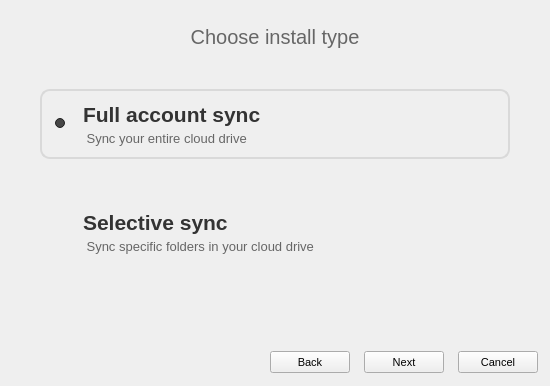
First picture: the form in Source/MEGASync/gui/SetupWizard.ui, repository meganz/MEGAsync, before the edit.
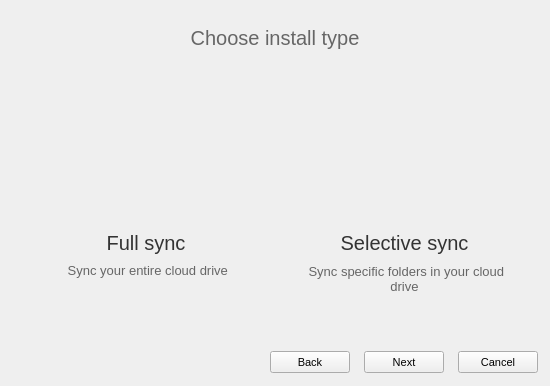
Second picture: the form after the edit. The open tabs and pages were chosen to show the change. Icons and pictures are not drawn.

Commit message: Sync mode selection GUI (setup assistant)

The edit to the form file:
```diff
--- a/Source/MEGASync/gui/SetupWizard.ui
+++ b/Source/MEGASync/gui/SetupWizard.ui
@@ -63,14 +63,7 @@
 	color: red;
 }
 
-#wTypicalSetup
-{
-	background: rgb(242,242,242);
-	border: 2px solid rgb(217, 217, 217);
-	border-radius: 10px;
-}
-
-#wAdvancedSetup
+#wAdvancedSetup, #wTypicalSetup
 {
 	background: transparent;
 }
@@ -110,10 +103,6 @@
 	margin-left: -2px;
 }
 
-#rAdvancedSetup, #rTypicalSetup
-{
-	padding-top: -2px;
-}
 #lLocalFolder, #lMegaFolder
 {
 	margin-top:2px;	
@@ -705,29 +694,35 @@
       </property>
       <layout class="QVBoxLayout" name="verticalLayout_5">
        <property name="spacing">
-        <number>40</number>
+        <number>20</number>
        </property>
        <property name="leftMargin">
-        <number>40</number>
+        <number>15</number>
        </property>
        <property name="topMargin">
-        <number>25</number>
+        <number>26</number>
        </property>
        <property name="rightMargin">
-        <number>40</number>
+        <number>15</number>
        </property>
        <item>
         <widget class="QLabel" name="lSetupType">
+         <property name="sizePolicy">
+          <sizepolicy hsizetype="Preferred" vsizetype="Maximum">
+           <horstretch>0</horstretch>
+           <verstretch>0</verstretch>
+          </sizepolicy>
+         </property>
          <property name="minimumSize">
           <size>
            <width>0</width>
-           <height>20</height>
+           <height>0</height>
           </size>
          </property>
          <property name="maximumSize">
           <size>
            <width>16777215</width>
-           <height>40</height>
+           <height>16777215</height>
           </size>
          </property>
          <property name="font">
@@ -756,26 +751,62 @@
         </widget>
        </item>
        <item>
+        <widget class="QWidget" name="wOptions" native="true">
+         <layout class="QHBoxLayout" name="horizontalLayout_5">
+          <property name="leftMargin">
+           <number>0</number>
+          </property>
+          <property name="topMargin">
+           <number>0</number>
+          </property>
+          <property name="rightMargin">
+           <number>0</number>
+          </property>
+          <item>
         <widget class="QWidget" name="wTypicalSetup" native="true">
          <property name="minimumSize">
           <size>
-           <width>0</width>
-           <height>70</height>
+              <width>240</width>
+              <height>236</height>
           </size>
          </property>
          <property name="maximumSize">
           <size>
-           <width>500</width>
-           <height>70</height>
-          </size>
-         </property>
-         <layout class="QHBoxLayout" name="horizontalLayout_3" stretch="0,1">
+              <width>240</width>
+              <height>236</height>
+             </size>
+            </property>
+            <property name="styleSheet">
+             <string notr="true"/>
+            </property>
+            <layout class="QVBoxLayout" name="verticalLayout_12" stretch="0,0">
+             <property name="spacing">
+              <number>12</number>
+             </property>
+             <property name="topMargin">
+              <number>21</number>
+             </property>
+             <property name="bottomMargin">
+              <number>0</number>
+             </property>
           <item>
-           <widget class="QRadioButton" name="rTypicalSetup">
+              <widget class="QPushButton" name="rTypicalSetup">
+               <property name="sizePolicy">
+                <sizepolicy hsizetype="Preferred" vsizetype="Preferred">
+                 <horstretch>0</horstretch>
+                 <verstretch>0</verstretch>
+                </sizepolicy>
+               </property>
+               <property name="minimumSize">
+                <size>
+                 <width>0</width>
+                 <height>14</height>
+                </size>
+               </property>
             <property name="maximumSize">
              <size>
               <width>16777215</width>
-              <height>50</height>
+                 <height>90</height>
              </size>
             </property>
             <property name="font">
@@ -784,10 +815,8 @@
              </font>
             </property>
             <property name="styleSheet">
-             <string notr="true">border: none;</string>
-            </property>
-            <property name="text">
-             <string/>
+                <string notr="true">background: transparent;
+border: none;</string>
             </property>
             <property name="icon">
              <iconset resource="Resources.qrc">
@@ -795,32 +824,45 @@
             </property>
             <property name="iconSize">
              <size>
-              <width>48</width>
-              <height>48</height>
-             </size>
-            </property>
-            <property name="checked">
+                 <width>90</width>
+                 <height>90</height>
+                </size>
+               </property>
+               <property name="checkable">
              <bool>true</bool>
             </property>
+               <property name="checked">
+                <bool>false</bool>
+               </property>
            </widget>
           </item>
           <item>
            <widget class="QWidget" name="widget_3" native="true">
+               <property name="sizePolicy">
+                <sizepolicy hsizetype="Preferred" vsizetype="Maximum">
+                 <horstretch>0</horstretch>
+                 <verstretch>0</verstretch>
+                </sizepolicy>
+               </property>
             <property name="minimumSize">
              <size>
               <width>0</width>
-              <height>48</height>
+                 <height>0</height>
              </size>
             </property>
             <property name="maximumSize">
              <size>
               <width>16777215</width>
-              <height>48</height>
-             </size>
-            </property>
+                 <height>16777215</height>
+                </size>
+               </property>
+               <property name="styleSheet">
+                <string notr="true">background: transparent;
+</string>
+               </property>
             <layout class="QVBoxLayout" name="verticalLayout_11">
              <property name="spacing">
-              <number>0</number>
+                 <number>8</number>
              </property>
              <property name="leftMargin">
               <number>0</number>
@@ -836,35 +878,66 @@
              </property>
              <item>
               <widget class="QLabel" name="lTypicalHeader">
+                  <property name="sizePolicy">
+                   <sizepolicy hsizetype="Preferred" vsizetype="Maximum">
+                    <horstretch>0</horstretch>
+                    <verstretch>0</verstretch>
+                   </sizepolicy>
+                  </property>
                <property name="styleSheet">
-                <string notr="true"/>
+                   <string notr="true">background: transparent;
+
+font-size:20px;
+font: &quot;Helvetica&quot;;
+font-weight: normal;
+color: #333333;
+</string>
                </property>
                <property name="text">
-                <string>Full account sync</string>
+                   <string>Full sync</string>
+                  </property>
+                  <property name="alignment">
+                   <set>Qt::AlignCenter</set>
                </property>
               </widget>
              </item>
              <item>
               <widget class="QLabel" name="lTypicalDesc">
+                  <property name="minimumSize">
+                   <size>
+                    <width>0</width>
+                    <height>32</height>
+                   </size>
+                  </property>
                <property name="maximumSize">
                 <size>
                  <width>16777215</width>
-                 <height>20</height>
+                    <height>32</height>
                 </size>
                </property>
                <property name="font">
                 <font>
                  <pointsize>-1</pointsize>
+                    <weight>50</weight>
+                    <italic>false</italic>
+                    <bold>false</bold>
                 </font>
                </property>
                <property name="styleSheet">
-                <string notr="true"/>
+                   <string notr="true">font-size: 13px;
+font: &quot;Helvetica&quot;;
+font-weight: normal;
+color: #666666;
+</string>
                </property>
                <property name="text">
                 <string> Sync your entire cloud drive</string>
                </property>
                <property name="alignment">
-                <set>Qt::AlignLeading|Qt::AlignLeft|Qt::AlignVCenter</set>
+                   <set>Qt::AlignHCenter|Qt::AlignTop</set>
+                  </property>
+                  <property name="wordWrap">
+                   <bool>true</bool>
                </property>
                <property name="margin">
                 <number>0</number>
@@ -881,23 +954,50 @@
         <widget class="QWidget" name="wAdvancedSetup" native="true">
          <property name="minimumSize">
           <size>
-           <width>0</width>
-           <height>70</height>
+              <width>240</width>
+              <height>236</height>
           </size>
          </property>
          <property name="maximumSize">
           <size>
-           <width>500</width>
-           <height>70</height>
-          </size>
-         </property>
-         <layout class="QHBoxLayout" name="horizontalLayout" stretch="0,1">
+              <width>240</width>
+              <height>236</height>
+             </size>
+            </property>
+            <property name="styleSheet">
+             <string notr="true"/>
+            </property>
+            <layout class="QVBoxLayout" name="verticalLayout_13">
+             <property name="spacing">
+              <number>12</number>
+             </property>
+             <property name="leftMargin">
+              <number>12</number>
+             </property>
+             <property name="topMargin">
+              <number>21</number>
+             </property>
+             <property name="bottomMargin">
+              <number>0</number>
+             </property>
           <item>
-           <widget class="QRadioButton" name="rAdvancedSetup">
+              <widget class="QPushButton" name="rAdvancedSetup">
+               <property name="sizePolicy">
+                <sizepolicy hsizetype="Preferred" vsizetype="Preferred">
+                 <horstretch>0</horstretch>
+                 <verstretch>0</verstretch>
+                </sizepolicy>
+               </property>
+               <property name="minimumSize">
+                <size>
+                 <width>0</width>
+                 <height>14</height>
+                </size>
+               </property>
             <property name="maximumSize">
              <size>
               <width>16777215</width>
-              <height>50</height>
+                 <height>90</height>
              </size>
             </property>
             <property name="font">
@@ -906,7 +1006,8 @@
              </font>
             </property>
             <property name="styleSheet">
-             <string notr="true">border: none;</string>
+                <string notr="true">background: transparent;
+border: none;</string>
             </property>
             <property name="text">
              <string/>
@@ -917,29 +1018,42 @@
             </property>
             <property name="iconSize">
              <size>
-              <width>48</width>
-              <height>48</height>
-             </size>
-            </property>
+                 <width>90</width>
+                 <height>90</height>
+                </size>
+               </property>
+               <property name="checkable">
+                <bool>true</bool>
+               </property>
            </widget>
           </item>
           <item>
            <widget class="QWidget" name="widget_2" native="true">
+               <property name="sizePolicy">
+                <sizepolicy hsizetype="Preferred" vsizetype="Maximum">
+                 <horstretch>0</horstretch>
+                 <verstretch>0</verstretch>
+                </sizepolicy>
+               </property>
             <property name="minimumSize">
              <size>
               <width>0</width>
-              <height>48</height>
+                 <height>0</height>
              </size>
             </property>
             <property name="maximumSize">
              <size>
               <width>16777215</width>
-              <height>48</height>
-             </size>
-            </property>
+                 <height>16777215</height>
+                </size>
+               </property>
+               <property name="styleSheet">
+                <string notr="true">background: transparent;
+</string>
+               </property>
             <layout class="QVBoxLayout" name="verticalLayout_10">
              <property name="spacing">
-              <number>0</number>
+                 <number>8</number>
              </property>
              <property name="leftMargin">
               <number>0</number>
@@ -955,6 +1069,12 @@
              </property>
              <item>
               <widget class="QLabel" name="lAdvancedHeader">
+                  <property name="sizePolicy">
+                   <sizepolicy hsizetype="Preferred" vsizetype="Maximum">
+                    <horstretch>0</horstretch>
+                    <verstretch>0</verstretch>
+                   </sizepolicy>
+                  </property>
                <property name="minimumSize">
                 <size>
                  <width>0</width>
@@ -964,35 +1084,68 @@
                <property name="maximumSize">
                 <size>
                  <width>16777215</width>
-                 <height>60</height>
+                    <height>16777215</height>
                 </size>
                </property>
                <property name="font">
                 <font>
                  <pointsize>-1</pointsize>
-                 <weight>75</weight>
-                 <bold>true</bold>
+                    <weight>50</weight>
+                    <italic>false</italic>
+                    <bold>false</bold>
                 </font>
                </property>
                <property name="styleSheet">
-                <string notr="true"/>
+                   <string notr="true">font-size:20px;
+font: &quot;Helvetica&quot;;
+font-weight: normal;
+color: #333333;
+</string>
                </property>
                <property name="text">
                 <string>Selective sync</string>
                </property>
                <property name="alignment">
-                <set>Qt::AlignLeading|Qt::AlignLeft|Qt::AlignVCenter</set>
+                   <set>Qt::AlignCenter</set>
                </property>
               </widget>
              </item>
              <item>
               <widget class="QLabel" name="lAdvancedDesc">
+                  <property name="sizePolicy">
+                   <sizepolicy hsizetype="Preferred" vsizetype="Maximum">
+                    <horstretch>0</horstretch>
+                    <verstretch>0</verstretch>
+                   </sizepolicy>
+                  </property>
+                  <property name="minimumSize">
+                   <size>
+                    <width>0</width>
+                    <height>32</height>
+                   </size>
+                  </property>
+                  <property name="maximumSize">
+                   <size>
+                    <width>16777215</width>
+                    <height>32</height>
+                   </size>
+                  </property>
                <property name="styleSheet">
-                <string notr="true"/>
+                   <string notr="true">font-size: 13px;
+font: &quot;Helvetica&quot;;
+font-weight: normal;
+color: #666666;
+</string>
                </property>
                <property name="text">
                 <string> Sync specific folders in your cloud drive</string>
                </property>
+                  <property name="alignment">
+                   <set>Qt::AlignCenter</set>
+                  </property>
+                  <property name="wordWrap">
+                   <bool>true</bool>
+                  </property>
                <property name="margin">
                 <number>0</number>
                </property>
@@ -1004,18 +1157,8 @@
          </layout>
         </widget>
        </item>
-       <item>
-        <spacer name="verticalSpacer_2">
-         <property name="orientation">
-          <enum>Qt::Vertical</enum>
-         </property>
-         <property name="sizeHint" stdset="0">
-          <size>
-           <width>20</width>
-           <height>40</height>
-          </size>
-         </property>
-        </spacer>
+         </layout>
+        </widget>
        </item>
       </layout>
      </widget>
```
Left out of the diff: 52 changed lines with no effect on the pictures. Lines whose indentation alone changed are shown as unchanged. The commit also changes 6 other files.
